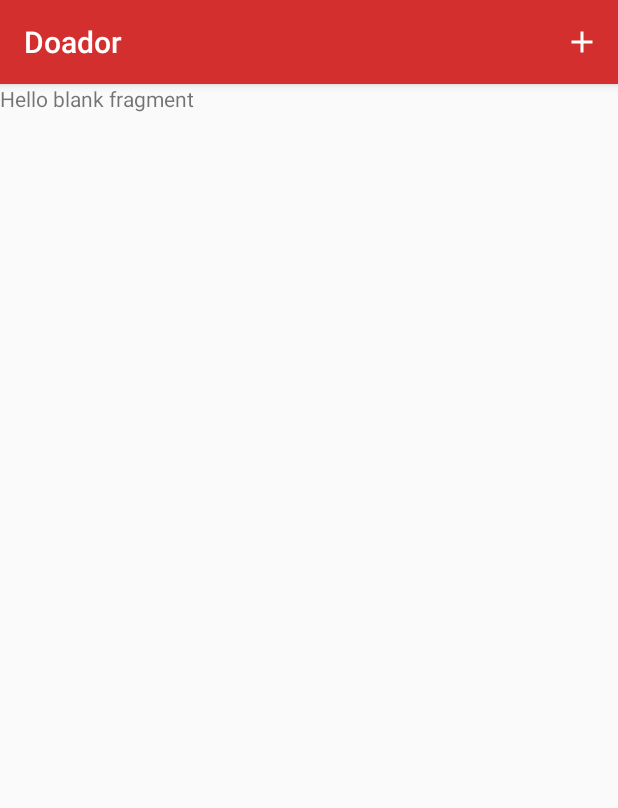
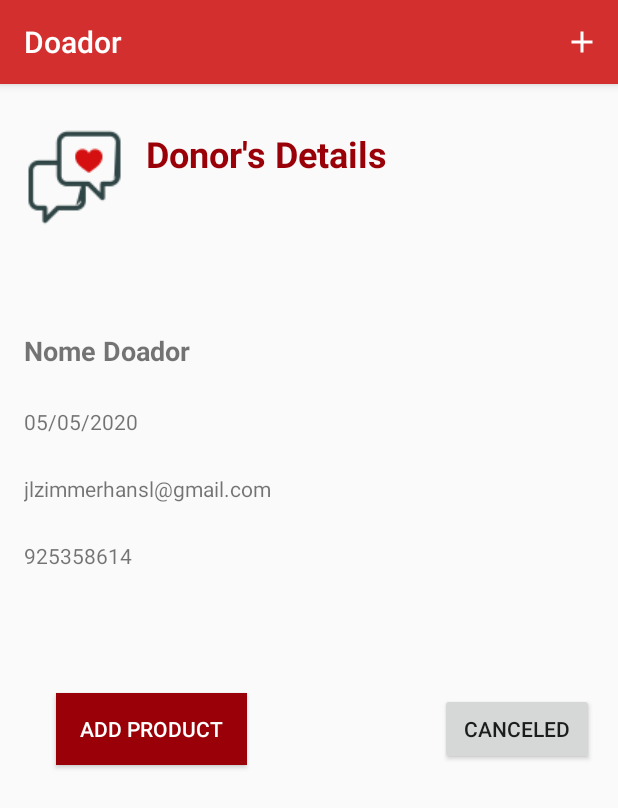
Before and after one commit to jlzimmerhansl/FacaOBemV03, an Android app: the DetalheDoadorFragment screen opened through its navigation route, on a phone screen of 412 x 824 dp. Shown: the top 808 px of the screen. Run offline under Robolectric (Android 15) with nearby library versions, the phone set to English and light mode, and no system bars.

Commit message:
Interface para mostrar o detalhe do Doador

```diff
--- a/app/src/main/res/layout/fragment_detalhe_doador.xml
+++ b/app/src/main/res/layout/fragment_detalhe_doador.xml
@@ -1,14 +1,132 @@
 <?xml version="1.0" encoding="utf-8"?>
-<FrameLayout xmlns:android="http://schemas.android.com/apk/res/android"
+<androidx.constraintlayout.widget.ConstraintLayout xmlns:android="http://schemas.android.com/apk/res/android"
     xmlns:tools="http://schemas.android.com/tools"
     android:layout_width="match_parent"
     android:layout_height="match_parent"
+    xmlns:app="http://schemas.android.com/apk/res-auto"
     tools:context=".DetalheDoadorFragment">
 
-    <!-- TODO: Update blank fragment layout -->
+    <Button
+        android:id="@+id/btnCadastrarProduto"
+        android:layout_width="wrap_content"
+        android:layout_height="wrap_content"
+        android:layout_marginBottom="16dp"
+        android:layout_marginEnd="108dp"
+        android:layout_marginLeft="16dp"
+        android:layout_marginRight="108dp"
+        android:layout_marginStart="16dp"
+        android:layout_marginTop="25dp"
+        android:background="@color/colorPrimaryDark"
+        android:paddingLeft="16dp"
+        android:paddingRight="16dp"
+        android:text="@string/btnCadastrarProduto"
+        android:textColor="@color/primaryTextColor"
+        app:layout_constraintBottom_toBottomOf="parent"
+        app:layout_constraintEnd_toStartOf="@+id/btn_cancelarDeletarDoador"
+        app:layout_constraintStart_toStartOf="parent"
+        app:layout_constraintTop_toBottomOf="@+id/lblTelefoneDoador"
+        app:layout_constraintVertical_bias="0.16000003" />
+
+    <Button
+        android:id="@+id/btn_cancelarDeletarDoador"
+        android:layout_width="wrap_content"
+        android:layout_height="wrap_content"
+        android:layout_marginBottom="16dp"
+        android:layout_marginEnd="16dp"
+        android:layout_marginLeft="16dp"
+        android:layout_marginRight="16dp"
+        android:layout_marginStart="16dp"
+        android:layout_marginTop="25dp"
+        android:paddingLeft="16dp"
+        android:paddingRight="16dp"
+        android:text="@string/action_menu_cancelar"
+        app:layout_constraintBottom_toBottomOf="parent"
+        app:layout_constraintEnd_toEndOf="parent"
+        app:layout_constraintHorizontal_bias="0.51"
+        app:layout_constraintStart_toEndOf="@+id/btnConfirmarEliminar"
+        app:layout_constraintTop_toBottomOf="@+id/lblTelefoneDoador"
+        app:layout_constraintVertical_bias="0.16000003" />
+
+    <ImageView
+        android:id="@+id/imageView4"
+        android:layout_width="wrap_content"
+        android:layout_height="wrap_content"
+        android:layout_marginLeft="16dp"
+        android:layout_marginStart="16dp"
+        android:layout_marginTop="30dp"
+        android:src="@drawable/icone"
+        app:layout_constraintStart_toStartOf="parent"
+        app:layout_constraintTop_toTopOf="parent" />
+
     <TextView
-        android:layout_width="match_parent"
-        android:layout_height="match_parent"
-        android:text="@string/hello_blank_fragment" />
+        android:id="@+id/lblDataDoacao"
+        android:layout_width="wrap_content"
+        android:layout_height="wrap_content"
+        android:layout_marginLeft="16dp"
+        android:layout_marginStart="16dp"
+        android:layout_marginTop="25dp"
+        android:text="05/05/2020"
+        app:layout_constraintEnd_toEndOf="parent"
+        app:layout_constraintHorizontal_bias="0.0"
+        app:layout_constraintStart_toStartOf="parent"
+        app:layout_constraintTop_toBottomOf="@+id/lblNomeDoador" />
 
-</FrameLayout>
+    <TextView
+        android:id="@+id/lblEmailDoador"
+        android:layout_width="wrap_content"
+        android:layout_height="wrap_content"
+        android:layout_marginLeft="16dp"
+        android:layout_marginStart="16dp"
+        android:layout_marginTop="25dp"
+        android:text="jlzimmerhansl@gmail.com"
+        app:layout_constraintEnd_toEndOf="parent"
+        app:layout_constraintHorizontal_bias="0.0"
+        app:layout_constraintStart_toStartOf="parent"
+        app:layout_constraintTop_toBottomOf="@+id/lblDataDoacao" />
+
+    <TextView
+        android:id="@+id/lblTelefoneDoador"
+        android:layout_width="wrap_content"
+        android:layout_height="wrap_content"
+        android:layout_marginLeft="16dp"
+        android:layout_marginStart="16dp"
+        android:layout_marginTop="25dp"
+        android:text="925358614"
+        app:layout_constraintEnd_toEndOf="parent"
+        app:layout_constraintHorizontal_bias="0.0"
+        app:layout_constraintStart_toStartOf="parent"
+        app:layout_constraintTop_toBottomOf="@+id/lblEmailDoador" />
+
+    <TextView
+        android:id="@+id/lblDetalheDoador"
+        android:layout_width="wrap_content"
+        android:layout_height="wrap_content"
+        android:layout_marginEnd="16dp"
+        android:layout_marginLeft="16dp"
+        android:layout_marginRight="16dp"
+        android:layout_marginStart="16dp"
+        android:layout_marginTop="30dp"
+        android:text="@string/lblDetalheDoador"
+        android:textColor="@color/colorPrimaryDark"
+        android:textSize="24sp"
+        android:textStyle="bold"
+        app:layout_constraintEnd_toEndOf="parent"
+        app:layout_constraintHorizontal_bias="0.0"
+        app:layout_constraintStart_toEndOf="@+id/imageView4"
+        app:layout_constraintTop_toTopOf="parent" />
+
+    <TextView
+        android:id="@+id/lblNomeDoador"
+        android:layout_width="wrap_content"
+        android:layout_height="wrap_content"
+        android:layout_marginLeft="16dp"
+        android:layout_marginStart="16dp"
+        android:layout_marginTop="70dp"
+        android:text="Nome Doador"
+        android:textSize="18sp"
+        android:textStyle="bold"
+        app:layout_constraintEnd_toEndOf="parent"
+        app:layout_constraintHorizontal_bias="0.0"
+        app:layout_constraintStart_toStartOf="parent"
+        app:layout_constraintTop_toBottomOf="@+id/imageView4" />
+</androidx.constraintlayout.widget.ConstraintLayout>
--- a/app/src/main/res/layout/fragment_elimina_doadores.xml
+++ b/app/src/main/res/layout/fragment_elimina_doadores.xml
@@ -8,7 +8,7 @@
     tools:context=".EliminaDoadoresFragment">
 
     <Button
-        android:id="@+id/btnConfirmarEliminar"
+        android:id="@+id/btnCadastrarProduto"
         android:layout_width="wrap_content"
         android:layout_height="wrap_content"
         android:layout_marginBottom="16dp"
@@ -95,7 +95,7 @@
         app:layout_constraintTop_toBottomOf="@+id/lblEmailDoador" />
 
     <TextView
-        android:id="@+id/lblDeleteDoador"
+        android:id="@+id/lblDetalheDoador"
         android:layout_width="wrap_content"
         android:layout_height="wrap_content"
         android:layout_marginEnd="16dp"
--- a/app/src/main/res/values/strings.xml
+++ b/app/src/main/res/values/strings.xml
@@ -34,4 +34,6 @@
     <string name="msgErrorEliminarDoador">Erro: não foi possivel eliminar o doador</string>
     <!-- TODO: Remove or change this placeholder text -->
     <string name="hello_blank_fragment">Hello blank fragment</string>
+    <string name="lblDetalheDoador">Donor\'s Details</string>
+    <string name="btnCadastrarProduto">Add Product</string>
 </resources>
```
Also changed, not shown: 1 other file.
